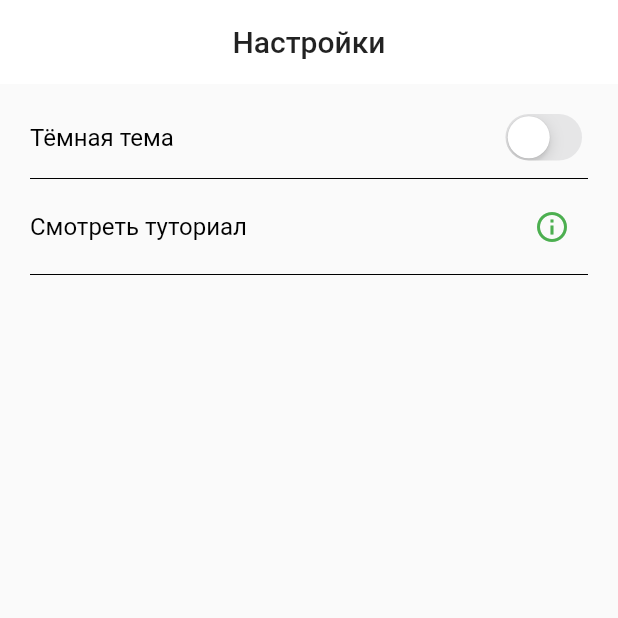
After one commit to PolinaYudina1990/flutter-course-project, a Flutter app: the SettingsScreen screen opened directly, on a phone screen of 412 x 824 dp, the top half of it. The commit adds this screen. Run offline on Flutter 3.47's test engine with Material 2 defaults, Android fonts, the phone set to English and light mode, and no system bars; our stand-ins replace flutter_svg; network calls fail.

Commit message:
settings screen
settings screen

```diff
--- a/lib/res/Strings.dart
+++ b/lib/res/Strings.dart
@@ -36,4 +36,9 @@ const String titleSightListScreen = 'Список \nинтересных мес
 //FilterScreen
 
     actionAppBar = 'Отмена',
-    distanceTitle = 'Расстояние';
+    distanceTitle = 'Расстояние',
+    categories = 'Категории',
+
+//SettingsScreen
+    tutorial = 'Смотреть туториал',
+    settings = 'Настройки';
--- /dev/null
+++ b/lib/ui/screen/SettingsScreen.dart
@@ -0,0 +1,84 @@
+import 'package:flutter/cupertino.dart';
+import 'package:flutter/material.dart';
+import 'package:places/res/Strings.dart';
+import 'package:places/res/colors.dart';
+//import 'package:places/main.dart';
+import 'package:provider/provider.dart';
+
+class SettingsScreen extends StatefulWidget {
+  SettingsScreen({Key key}) : super(key: key);
+
+  @override
+  _SettingsScreenState createState() => _SettingsScreenState();
+}
+
+class _SettingsScreenState extends State<SettingsScreen> {
+  bool isSwitched = false;
+  var switchText = 'Тёмная тема';
+
+  @override
+  Widget build(BuildContext context) {
+    return Scaffold(
+        appBar: AppBar(
+          elevation: 0,
+          centerTitle: true,
+          title: Text(settings),
+        ),
+        body: Padding(
+          padding: const EdgeInsets.only(top: 16, right: 20, left: 20),
+          child: Column(
+            children: [
+              Row(
+                mainAxisAlignment: MainAxisAlignment.spaceBetween,
+                children: [
+                  Text('$switchText',
+                      style: Theme.of(context)
+                          .textTheme
+                          .headline5
+                          .copyWith(fontWeight: FontWeight.normal)),
+                  Consumer<ThemeNotifier>(
+                    builder: (context, notifier, child) => CupertinoSwitch(
+                      value: notifier.darkTheme,
+                      onChanged: (value) {
+                        notifier.changeTheme();
+                      },
+                    ),
+                  ),
+                ],
+              ),
+              Divider(),
+              Row(
+                mainAxisAlignment: MainAxisAlignment.spaceBetween,
+                children: [
+                  Text(tutorial,
+                      style: Theme.of(context)
+                          .textTheme
+                          .headline5
+                          .copyWith(fontWeight: FontWeight.normal)),
+                  IconButton(
+                    onPressed: () {},
+                    icon: Icon(Icons.info_outline, color: buttonColor),
+                  ),
+                ],
+              ),
+              Divider(),
+            ],
+          ),
+        ));
+  }
+}
+
+class ThemeNotifier extends ChangeNotifier {
+  bool _darkTheme;
+
+  bool get darkTheme => _darkTheme;
+
+  ThemeNotifier() {
+    _darkTheme = false;
+  }
+
+  changeTheme() {
+    _darkTheme = !_darkTheme;
+    notifyListeners();
+  }
+}
--- a/pubspec.yaml
+++ b/pubspec.yaml
@@ -17,6 +17,7 @@ dependencies:
 
   cupertino_icons: ^1.0.2
   flutter_svg: ^0.19.3
+  provider: ^5.0.0
 
 
 dev_dependencies:
```
Also changed, not shown: lib/main.dart (+15 -27 lines), lib/ui/screen/FiltersScreen.dart (+1 -9 lines), lib/ui/screen/home_screen.dart (+2 -5 lines).
